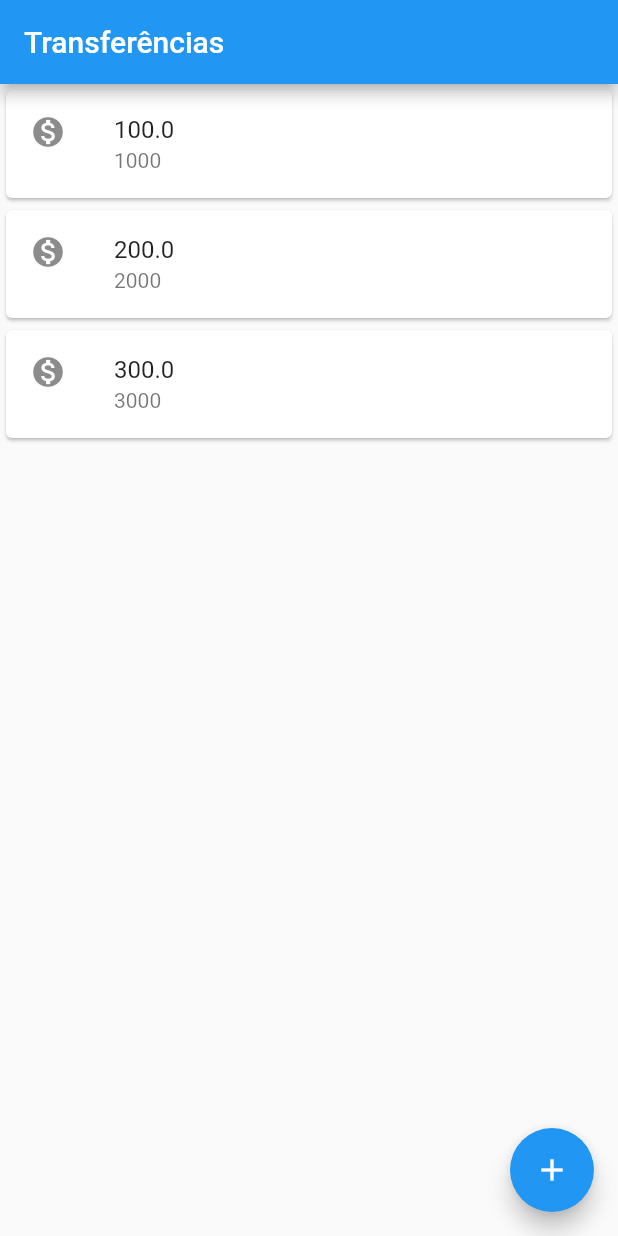
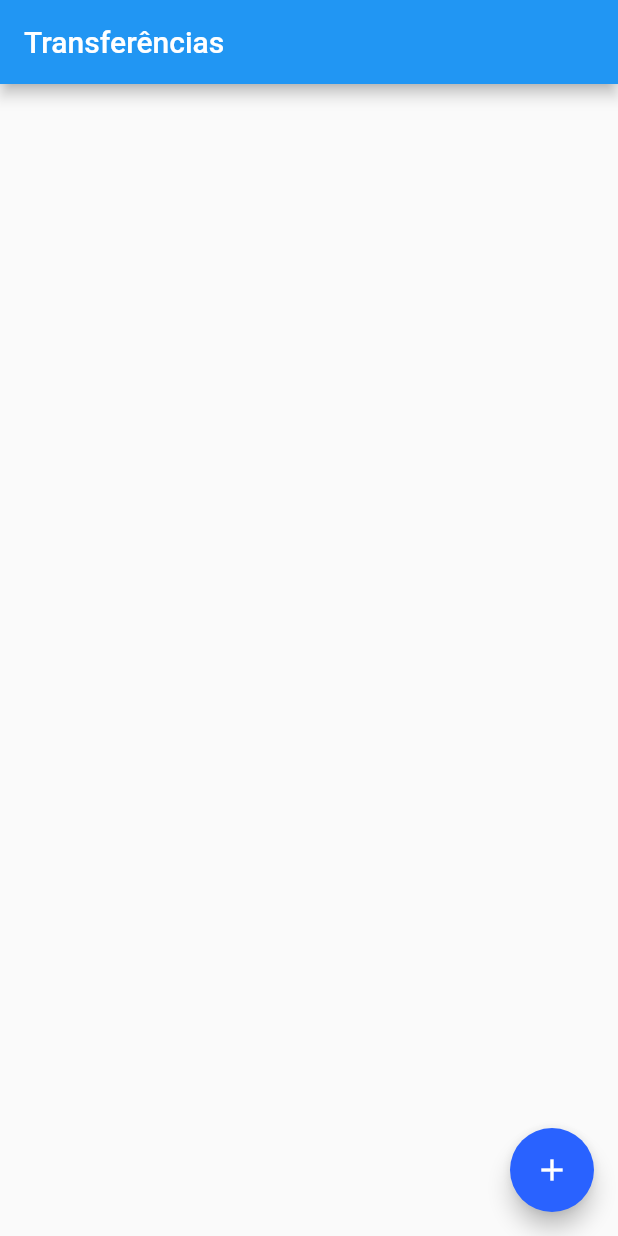
Before and after one commit to Jonas-Emir/BytebankMobile, a Flutter app: the screen it shows after launch, on a phone screen of 412 x 824 dp. Run offline on Flutter 3.47's test engine with Material 2 defaults, Android fonts, the phone set to English and light mode, and no system bars.

```diff
--- a/lib/main.dart
+++ b/lib/main.dart
@@ -6,14 +6,27 @@ class BytebankApp extends StatelessWidget {
   @override
   Widget build(BuildContext context) {
     return MaterialApp(
-      home: Scaffold(
-        body: ListaTransferencias(),
+      theme: ThemeData(
+        primaryColor: Colors.green[900],
+        accentColor: Colors.blueAccent[700],
+        buttonTheme: ButtonThemeData(
+          buttonColor: Colors.blueAccent[700],
+          textTheme: ButtonTextTheme.primary
+        )
       ),
+      home: ListaTransferencias(),
       );
   }
 }
 
-class FormularioTransferencia extends StatelessWidget {
+class FormularioTransferencia extends StatefulWidget {
+  @override
+  State<StatefulWidget> createState() {
+    return FormularioTransferenciaState();
+  }
+}
+
+class FormularioTransferenciaState extends State<FormularioTransferencia> {
   final TextEditingController _controladorCampoNumeroConta =
   TextEditingController();
   final TextEditingController _controladorCampoValor = TextEditingController();
@@ -24,12 +37,14 @@ class FormularioTransferencia extends StatelessWidget {
         appBar: AppBar(
           title: Text('Criando Transferência'),
         ),
-        body: Column(
+        body: SingleChildScrollView(
+          child: Column(
             children: <Widget>[
               Editor(
                 controlador: _controladorCampoNumeroConta,
                 dica: '0000',
-              rotulo: 'Número da Conta', icone: Icons.nature,
+                rotulo: 'Número da Conta',
+                icone: Icons.nature,
               ),
               Editor(
                 dica: '0.00',
@@ -39,18 +54,21 @@ class FormularioTransferencia extends StatelessWidget {
               ),
               ElevatedButton(
                 child: Text('Confirmar'),
-              onPressed: () => _criaTransferencia(),
+                onPressed: () => _criaTransferencia(context),
               )
             ],
+          ),
         ));
   }
 
-  void _criaTransferencia() {
+  void _criaTransferencia(BuildContext context) {
     final int? numeroConta = int.tryParse(_controladorCampoNumeroConta.text);
     final double? valor = double.tryParse(_controladorCampoValor.text);
     if (numeroConta != null && valor != null) {
       final transferenciaCriada = Transferencia(valor, numeroConta);
+      debugPrint('Criando transferência');
       debugPrint('$transferenciaCriada');
+      Navigator.pop(context, transferenciaCriada);
     }
   }
 }
@@ -61,8 +79,7 @@ class Editor extends StatelessWidget {
   final String dica;
   final IconData icone;
 
-  Editor(
-      {required this.controlador,
+  Editor({required this.controlador,
     required this.rotulo,
     required this.dica,
     required this.icone});
@@ -85,23 +102,49 @@ class Editor extends StatelessWidget {
   }
 }
 
-class ListaTransferencias extends StatelessWidget {
+class ListaTransferencias extends StatefulWidget {
+  final List<Transferencia> _transferencias = [];
+
+  @override
+  State<StatefulWidget> createState() {
+    return ListaTransferenciasState();
+  }
+}
+
+class ListaTransferenciasState extends State<ListaTransferencias> {
   @override
   Widget build(BuildContext context) {
     return Scaffold(
       appBar: AppBar(
         title: Text('Transferências'),
       ),
-      body: Column(
-        children: <Widget>[
-          ItemTransferencia(Transferencia(100.0, 1000)),
-          ItemTransferencia(Transferencia(200.0, 2000)),
-          ItemTransferencia(Transferencia(300.0, 3000)),
-        ],
+      body: ListView.builder(
+        itemCount: widget._transferencias.length,
+        itemBuilder: (context, indice) {
+          final transferencia = widget._transferencias[indice];
+          return ItemTransferencia(transferencia);
+        },
       ),
       floatingActionButton: FloatingActionButton(
-        onPressed: () {},
         child: Icon(Icons.add),
+        onPressed: () {
+          final Future future =
+          Navigator.push(context, MaterialPageRoute(builder: (context) {
+            return FormularioTransferencia();
+          }));
+          future.then((transferenciaRecebida) {
+            Future.delayed(Duration(seconds: 1), () {
+              debugPrint('chegou no then do future');
+              debugPrint('$transferenciaRecebida');
+              if (transferenciaRecebida != null) {
+                setState(() {
+                  widget._transferencias.add(transferenciaRecebida);
+                });
+
+                    }
+                });
+          });
+        },
       ),
     );
   }
```
Lines whose indentation alone changed are shown as unchanged.
